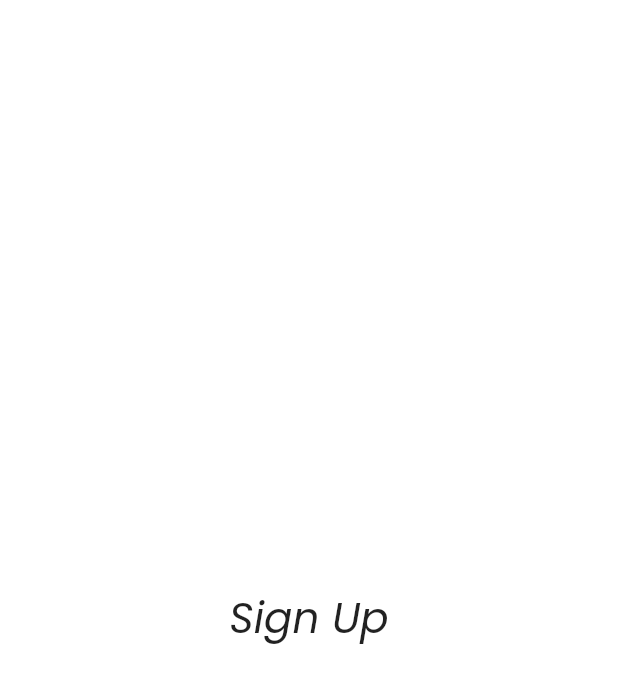
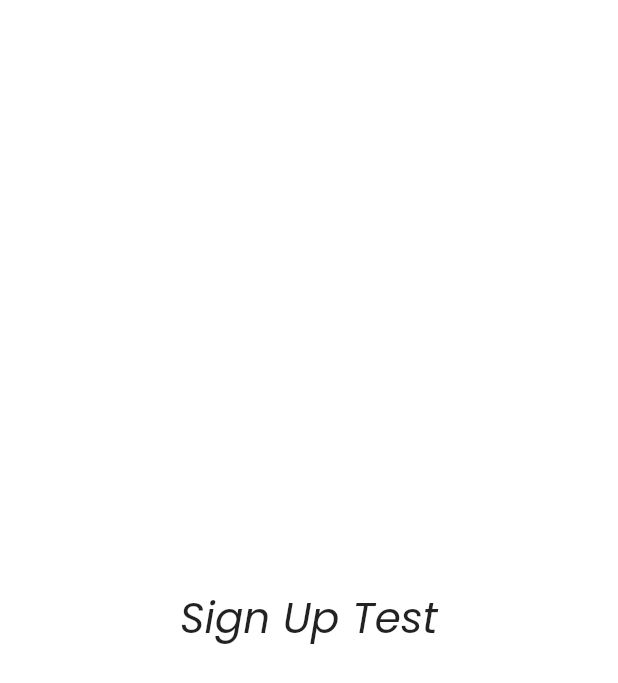
Before and after one commit to AnselmeGildas/App_AgriXTECH, a Flutter app: the SignUp screen opened directly, on a phone screen of 412 x 824 dp. Shown: the top 683 px of the screen. Run offline on Flutter 3.47's test engine with Material 2 defaults, Android fonts, the light colour scheme and no system bars.

Commit message:
Final test

```diff
--- a/agrixtech_application_1/lib/Pages/login.dart
+++ b/agrixtech_application_1/lib/Pages/login.dart
@@ -11,7 +11,7 @@
         child: Column(
           mainAxisAlignment: MainAxisAlignment.center,
           children: [
-            Text("Sign Up",
+            Text("Sign Up Test",
               style: TextStyle(
                 fontFamily: 'Poppins',
                 fontSize: 28
```
